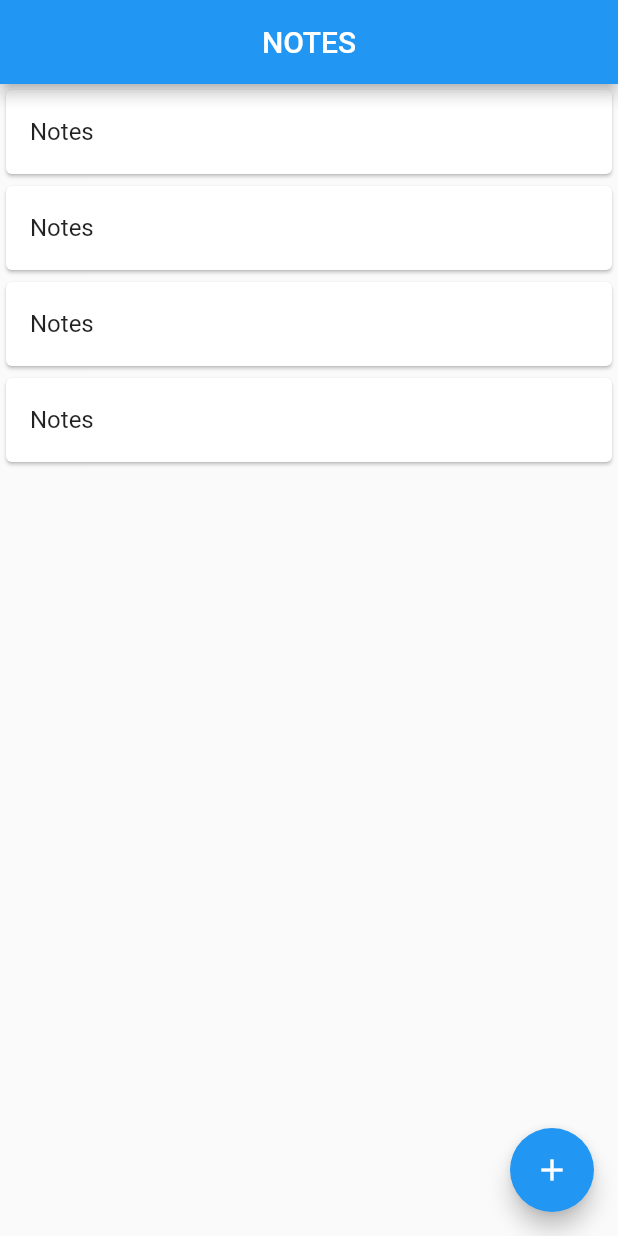
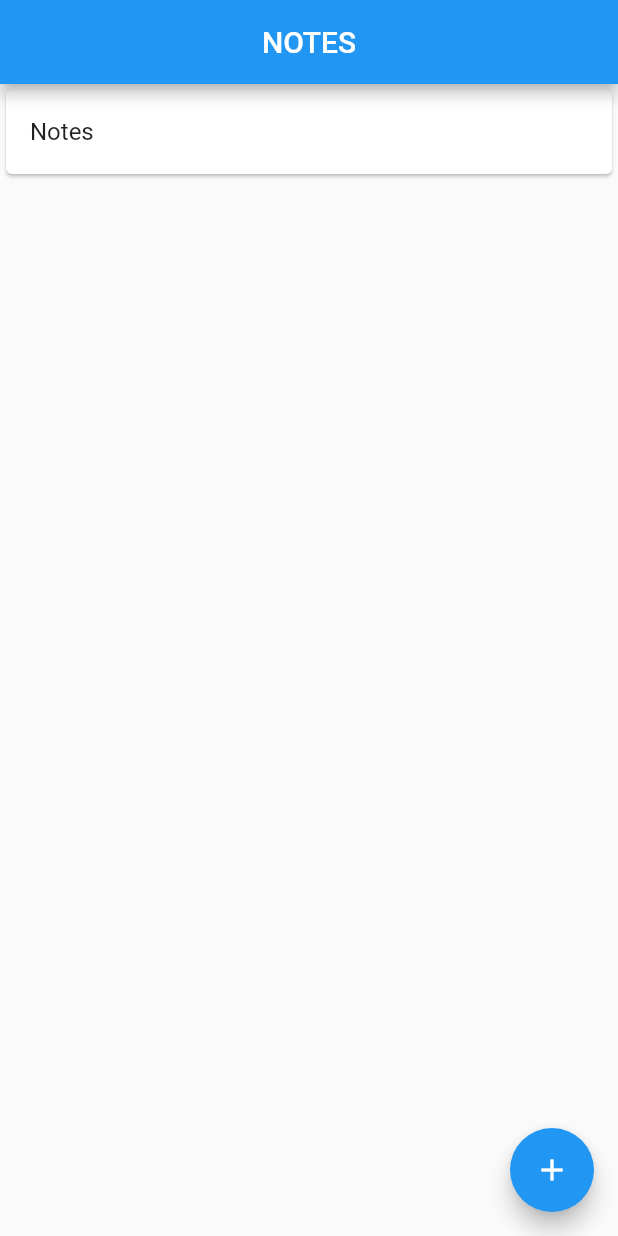
Before and after one commit to eullercdr/flutter-ignite-modulo-2, a Flutter app: the screen it shows after launch, after a tap on the "add" icon, on a phone screen of 412 x 824 dp. Run offline on Flutter 3.47's test engine with Material 2 defaults, Android fonts, the phone set to English and light mode, and no system bars.

Commit message:
feat: add function to add cards in list

```diff
--- a/lib/home_page.dart
+++ b/lib/home_page.dart
@@ -1,6 +1,13 @@
 import 'package:flutter/material.dart';
 
-class HomePage extends StatelessWidget {
+class HomePage extends StatefulWidget {
+  @override
+  _HomePageState createState() => _HomePageState();
+}
+
+class _HomePageState extends State<HomePage> {
+  var count = 0;
+
   @override
   Widget build(BuildContext context) {
     return Scaffold(
@@ -10,27 +17,18 @@ class HomePage extends StatelessWidget {
       ),
       body: Column(
         children: [
-          Card(
-              child: ListTile(
-            title: Text('Notes'),
-          )),
-          Card(
-              child: ListTile(
-            title: Text('Notes'),
-          )),
-          Card(
-              child: ListTile(
-            title: Text('Notes'),
-          )),
-          Card(
-              child: ListTile(
-            title: Text('Notes'),
-          ))
+          for (var i = 0; i < count; i++)
+            Card(
+                child: ListTile(
+              title: Text('Notes'),
+            ))
         ],
       ),
       floatingActionButton: FloatingActionButton(
         onPressed: () {
-          print("Clicou");
+          setState(() {
+            count++;
+          });
         },
         child: Icon(Icons.add),
       ),
```
